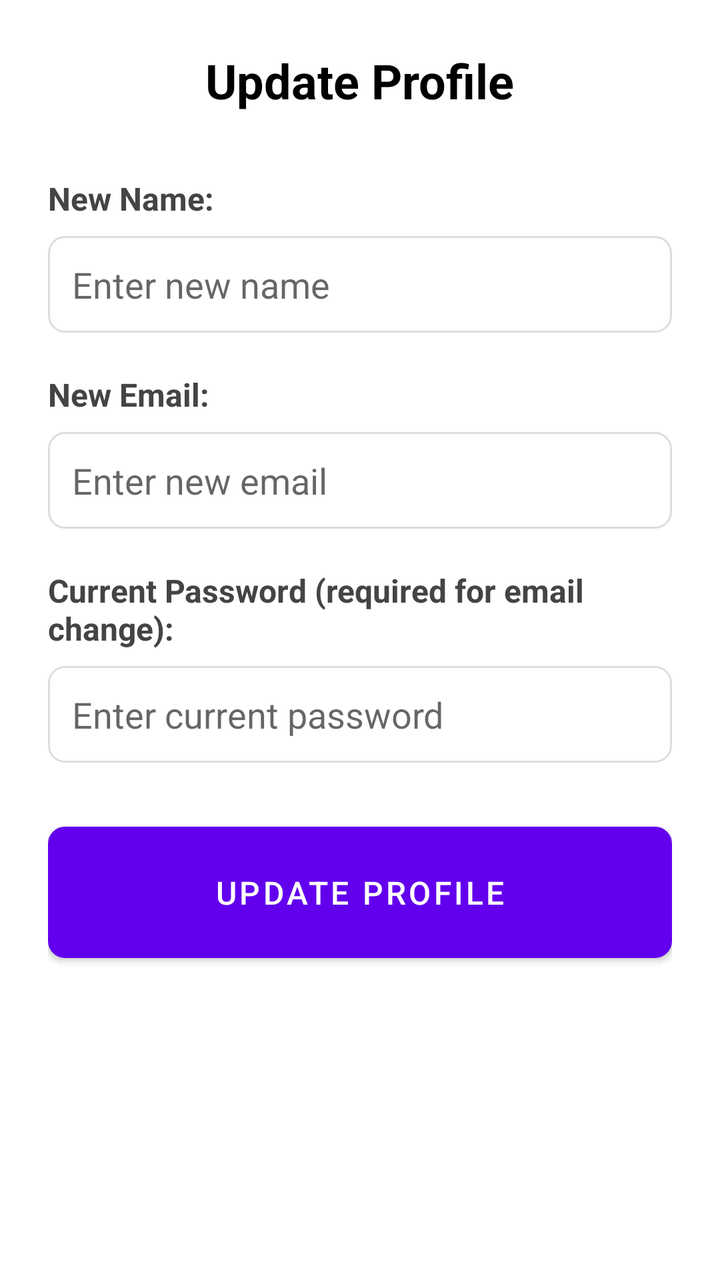
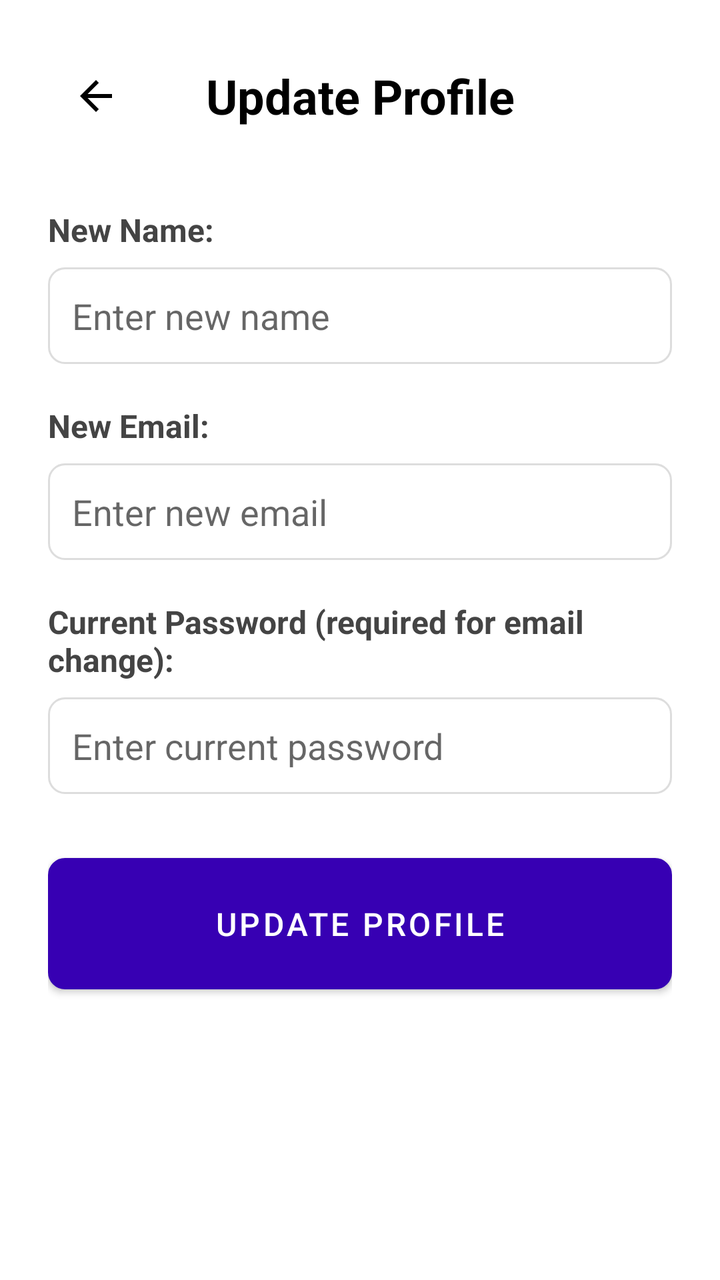

Screens rendered from an Android XML layout before and after an edit, with the pre-edit source and the edit as a unified diff.
<!-- AndroidManifest.xml: application theme Theme.WatUFound -->
<!-- res/layout/fragment_update_profile.xml -->
<?xml version="1.0" encoding="utf-8"?>
<LinearLayout xmlns:android="http://schemas.android.com/apk/res/android"
    android:layout_width="match_parent"
    android:layout_height="match_parent"
    android:orientation="vertical"
    android:padding="24dp"
    android:background="#FFFFFF">

    <TextView
        android:layout_width="wrap_content"
        android:layout_height="wrap_content"
        android:text="Update Profile"
        android:textSize="24sp"
        android:textStyle="bold"
        android:textColor="#000000"
        android:layout_marginBottom="32dp"
        android:layout_gravity="center_horizontal" />

    
    <TextView
        android:layout_width="match_parent"
        android:layout_height="wrap_content"
        android:text="New Name:"
        android:textSize="16sp"
        android:textColor="#444444"
        android:textStyle="bold"
        android:layout_marginBottom="8dp" />

    <EditText
        android:id="@+id/updateNameEditText"
        android:layout_width="match_parent"
        android:layout_height="wrap_content"
        android:layout_marginBottom="20dp"
        android:background="@drawable/input_field_background"
        android:hint="Enter new name"
        android:inputType="textPersonName"
        android:padding="12dp" />

    
    <TextView
        android:layout_width="match_parent"
        android:layout_height="wrap_content"
        android:text="New Email:"
        android:textSize="16sp"
        android:textColor="#444444"
        android:textStyle="bold"
        android:layout_marginBottom="8dp" />

    <EditText
        android:id="@+id/updateEmailEditText"
        android:layout_width="match_parent"
        android:layout_height="wrap_content"
        android:layout_marginBottom="20dp"
        android:background="@drawable/input_field_background"
        android:hint="Enter new email"
        android:inputType="textEmailAddress"
        android:padding="12dp" />

    
    <TextView
        android:layout_width="match_parent"
        android:layout_height="wrap_content"
        android:text="Current Password (required for email change):"
        android:textSize="16sp"
        android:textColor="#444444"
        android:textStyle="bold"
        android:layout_marginBottom="8dp" />

    <EditText
        android:id="@+id/passwordEditText"
        android:layout_width="match_parent"
        android:layout_height="wrap_content"
        android:layout_marginBottom="32dp"
        android:background="@drawable/input_field_background"
        android:hint="Enter current password"
        android:inputType="textPassword"
        android:padding="12dp" />

    
    <Button
        android:id="@+id/updateProfileButton"
        android:layout_width="match_parent"
        android:layout_height="wrap_content"
        android:text="Update Profile"
        android:textSize="16sp"
        android:textColor="#FFFFFF"
        android:background="@drawable/input_field_background"
        android:padding="16dp" />

    <ProgressBar
        android:id="@+id/loadingIndicator"
        android:layout_width="wrap_content"
        android:layout_height="wrap_content"
        android:layout_marginTop="20dp"
        android:layout_gravity="center_horizontal"
        android:visibility="gone" />

</LinearLayout>
<!-- resources referenced by this layout -->
<resources>
  <!-- drawable input_field_background (drawable) -->
  <?xml version="1.0" encoding="utf-8"?>
  <shape xmlns:android="http://schemas.android.com/apk/res/android"
      android:shape="rectangle">
  
      <solid android:color="@android:color/white" />
  
      <stroke
          android:width="1dp"
          android:color="#DDDDDD" />
  
      <corners android:radius="8dp" />
  </shape>
  <style name="Theme.WatUFound" parent="Theme.MaterialComponents.DayNight.NoActionBar">
          
          <item name="colorPrimary">@color/purple_500</item>
          <item name="colorPrimaryVariant">@color/purple_700</item>
          <item name="colorOnPrimary">@color/white</item>
          
          <item name="colorSecondary">@color/teal_200</item>
          <item name="colorSecondaryVariant">@color/teal_700</item>
          <item name="colorOnSecondary">@color/black</item>
          
          <item name="android:statusBarColor">?attr/colorPrimaryVariant</item>
          
      </style>
  <color name="purple_500">#FF6200EE</color>
  <color name="purple_700">#FF3700B3</color>
  <color name="white">#FFFFFFFF</color>
  <color name="teal_200">#FF03DAC5</color>
  <color name="teal_700">#FF018786</color>
  <color name="black">#FF000000</color>
</resources>

<!-- the commit's change to res/layout/fragment_update_profile.xml (unified diff, before → after) -->
@@ -6,15 +6,39 @@
     android:padding="24dp"
     android:background="#FFFFFF">
 
-    <TextView
-        android:layout_width="wrap_content"
+    
+    <LinearLayout
+        android:layout_width="match_parent"
         android:layout_height="wrap_content"
-        android:text="Update Profile"
-        android:textSize="24sp"
-        android:textStyle="bold"
-        android:textColor="#000000"
-        android:layout_marginBottom="32dp"
-        android:layout_gravity="center_horizontal" />
+        android:orientation="horizontal"
+        android:gravity="center_vertical"
+        android:layout_marginBottom="32dp">
+
+        <ImageButton
+            android:id="@+id/backButton"
+            android:layout_width="48dp"
+            android:layout_height="48dp"
+            android:src="@drawable/ic_arrow_back"
+            android:background="?attr/selectableItemBackgroundBorderless"
+            android:contentDescription="Back to profile"
+            android:tint="@color/black" />
+
+        <TextView
+            android:layout_width="0dp"
+            android:layout_height="wrap_content"
+            android:layout_weight="1"
+            android:text="Update Profile"
+            android:textSize="24sp"
+            android:textStyle="bold"
+            android:textColor="#000000"
+            android:gravity="center" />
+
+        
+        <View
+            android:layout_width="48dp"
+            android:layout_height="48dp" />
+
+    </LinearLayout>
 
     
     <TextView
<!-- resource entries referenced after the edit -->
@@ -26,11 +26,22 @@
           <item name="android:statusBarColor">?attr/colorPrimaryVariant</item>
           
       </style>
-  <color name="purple_500">#FF6200EE</color>
+  <color name="purple_500">#3700b3</color>
   <color name="purple_700">#FF3700B3</color>
   <color name="white">#FFFFFFFF</color>
   <color name="teal_200">#FF03DAC5</color>
   <color name="teal_700">#FF018786</color>
   <color name="black">#FF000000</color>
+  <!-- drawable ic_arrow_back (drawable) -->
+  <vector xmlns:android="http://schemas.android.com/apk/res/android"
+      android:width="24dp"
+      android:height="24dp"
+      android:viewportWidth="24"
+      android:viewportHeight="24"
+      android:tint="?attr/colorOnSurface">
+    <path
+        android:fillColor="@android:color/white"
+        android:pathData="M20,11H7.83l5.59,-5.59L12,4l-8,8 8,8 1.41,-1.41L7.83,13H20v-2z"/>
+  </vector>
 </resources>
 
